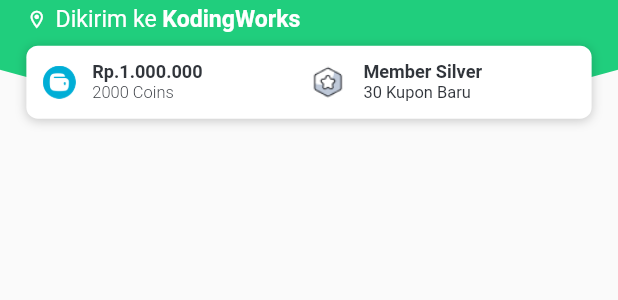
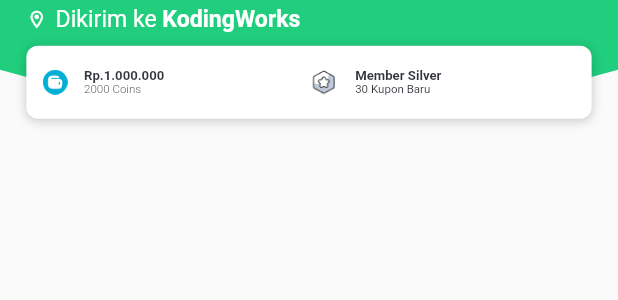
Before and after one commit to azarafath/Flutter-Tokopedia-Clone, a Flutter app: the HomeHeader widget shown alone on an empty page, opened directly, on a phone screen of 412 x 824 dp. Shown: the top 300 px of the screen. Run offline on Flutter 3.47's test engine with Material 2 defaults, Android fonts, the phone set to English and light mode, and no system bars; our stand-ins replace carousel_slider, google_fonts, shimmer; missing offline and left inert: curved_animation_controller, float_bubble; statements that could not run were skipped.

Commit message:
add icon_launcher

```diff
--- a/lib/ui/widgets/home_header_widget.dart
+++ b/lib/ui/widgets/home_header_widget.dart
@@ -84,7 +84,7 @@
                       margin: EdgeInsets.only(
                           right: getProportionateScreenWidth(10),
                           left: getProportionateScreenWidth(10)),
-                      width: getProportionateScreenWidth(20),
+                      width: getProportionateScreenWidth(15),
                       child: Image.asset('assets/gopay.png'),
                     ),
                     Column(
@@ -95,14 +95,14 @@
                           'Rp.1.000.000',
                           style: kPrimaryTextStyle.copyWith(
                             fontWeight: FontWeight.w600,
-                            fontSize: getProportionateScreenWidth(11),
+                            fontSize: getProportionateScreenWidth(8),
                           ),
                         ),
                         Text(
                           '2000 Coins',
                           style: kPrimaryTextStyle.copyWith(
                               fontWeight: kLightFontWeight,
-                              fontSize: getProportionateScreenWidth(10)),
+                              fontSize: getProportionateScreenWidth(7)),
                         ),
                       ],
                     )
@@ -115,7 +115,7 @@
                     Container(
                       margin: EdgeInsets.only(
                           right: getProportionateScreenWidth(10)),
-                      width: getProportionateScreenWidth(23),
+                      width: getProportionateScreenWidth(18),
                       child: Image.asset('assets/silver.png'),
                     ),
                     Column(
@@ -126,14 +126,14 @@
                           'Member Silver',
                           style: kPrimaryTextStyle.copyWith(
                             fontWeight: FontWeight.w600,
-                            fontSize: getProportionateScreenWidth(11),
+                            fontSize: getProportionateScreenWidth(8),
                           ),
                         ),
                         Text(
                           '30 Kupon Baru',
                           style: kPrimaryTextStyle.copyWith(
                               fontWeight: kNormalFontWeight,
-                              fontSize: getProportionateScreenWidth(10)),
+                              fontSize: getProportionateScreenWidth(7)),
                         ),
                       ],
                     )
--- a/pubspec.yaml
+++ b/pubspec.yaml
@@ -33,6 +33,7 @@
   float_bubble: ^0.0.2
   flutter:
     sdk: flutter
+  flutter_launcher_icons: ^0.9.3
   google_fonts: ^3.0.1
   shimmer: ^2.0.0
 
@@ -40,6 +41,10 @@
   flutter_lints: ^2.0.0
   flutter_test:
     sdk: flutter
+flutter_icons:
+  android: "launcher_icon"
+  ios: true
+  image_path: "assets/icon_launcher.png"
 
 # For information on the generic Dart part of this file, see the
 # following page: https://dart.dev/tools/pub/pubspec
```
Also changed, not shown: pubspec.lock, 22 other files.
